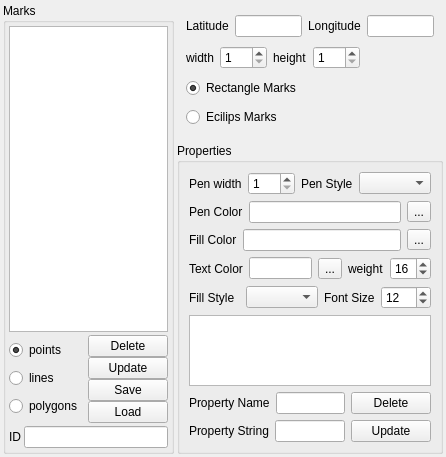
Above: qtvplugin_geomarker/qtvplugin_geomarker.ui from tgut/mercator.qtviewer before the change. Below: the same form after it.
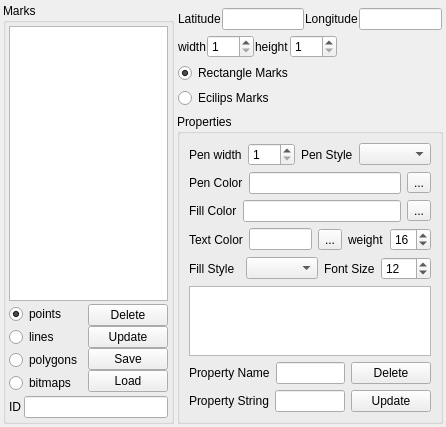
That is the form after the change.

```diff
--- a/qtvplugin_geomarker/qtvplugin_geomarker.ui
+++ b/qtvplugin_geomarker/qtvplugin_geomarker.ui
@@ -7,7 +7,7 @@
     <x>0</x>
     <y>0</y>
     <width>446</width>
-    <height>457</height>
+    <height>426</height>
    </rect>
   </property>
   <property name="windowTitle">
@@ -88,6 +88,13 @@
             </property>
            </widget>
           </item>
+          <item>
+           <widget class="QRadioButton" name="radioButton_tool_bitmaps">
+            <property name="text">
+             <string>bitmaps</string>
+            </property>
+           </widget>
+          </item>
          </layout>
         </item>
         <item>
@@ -146,6 +153,9 @@
    </item>
    <item>
     <layout class="QVBoxLayout" name="verticalLayout_8">
+     <property name="spacing">
+      <number>1</number>
+     </property>
      <item>
       <widget class="QStackedWidget" name="stackedWidget_marks">
        <property name="sizePolicy">
@@ -168,8 +178,26 @@
        </property>
        <widget class="QWidget" name="page_points">
         <layout class="QVBoxLayout" name="verticalLayout_2">
+         <property name="spacing">
+          <number>1</number>
+         </property>
+         <property name="leftMargin">
+          <number>1</number>
+         </property>
+         <property name="topMargin">
+          <number>1</number>
+         </property>
+         <property name="rightMargin">
+          <number>1</number>
+         </property>
+         <property name="bottomMargin">
+          <number>1</number>
+         </property>
          <item>
           <layout class="QHBoxLayout" name="horizontalLayout_7">
+           <property name="spacing">
+            <number>1</number>
+           </property>
            <item>
             <widget class="QLabel" name="label_4">
              <property name="text">
@@ -194,6 +222,9 @@
          </item>
          <item>
           <layout class="QHBoxLayout" name="horizontalLayout_3">
+           <property name="spacing">
+            <number>1</number>
+           </property>
            <property name="sizeConstraint">
             <enum>QLayout::SetDefaultConstraint</enum>
            </property>
@@ -351,6 +382,21 @@
        </widget>
        <widget class="QWidget" name="page_polygon">
         <layout class="QVBoxLayout" name="verticalLayout_4">
+         <property name="spacing">
+          <number>1</number>
+         </property>
+         <property name="leftMargin">
+          <number>1</number>
+         </property>
+         <property name="topMargin">
+          <number>1</number>
+         </property>
+         <property name="rightMargin">
+          <number>1</number>
+         </property>
+         <property name="bottomMargin">
+          <number>1</number>
+         </property>
          <item>
           <widget class="QLabel" name="label_13">
            <property name="text">
@@ -391,6 +437,7 @@
          </item>
         </layout>
        </widget>
+       <widget class="QWidget" name="page_bitmap"/>
       </widget>
      </item>
      <item>
```
